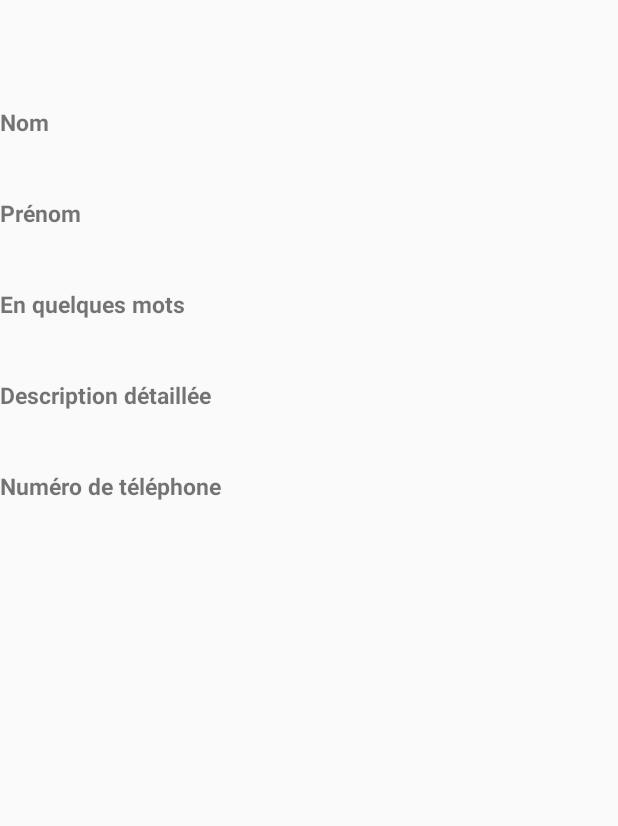
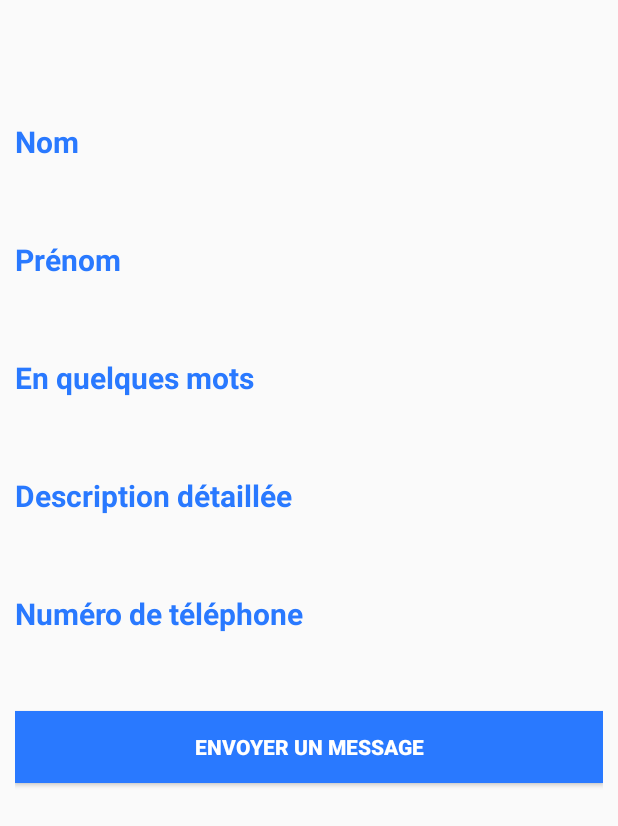
Before and after one commit to wanghanting/ihm-android, an Android app: the other_user screen opened directly, with no data from a screen before it, on a phone screen of 412 x 824 dp. Shown: the top 826 px of the screen. Run offline under Robolectric (Android 15) with nearby library versions, the phone set to English and light mode, and no system bars.

Commit message:
Renommage + Ajout du numéro de tel dans profil

```diff
--- a/app/src/main/AndroidManifest.xml
+++ b/app/src/main/AndroidManifest.xml
@@ -18,7 +18,7 @@
         android:supportsRtl="true"
         android:theme="@style/AppTheme">
         <activity android:name=".other_user"></activity>
-        <activity android:name=".type_aliment" />
+        <activity android:name=".other_user_singleGrid" />
         <activity android:name=".Profile" />
         <activity android:name=".Register" />
         <activity android:name=".ReadMess" />
--- a/app/src/main/java/com/example/ihm_android/MainActivity.java
+++ b/app/src/main/java/com/example/ihm_android/MainActivity.java
@@ -21,10 +21,7 @@ import android.os.Bundle;
 import android.provider.CalendarContract;
 import android.provider.Settings;
 import android.support.annotation.NonNull;
-import android.support.annotation.RequiresApi;
-import android.support.design.widget.FloatingActionButton;
 import android.support.design.widget.NavigationView;
-import android.support.design.widget.Snackbar;
 import android.support.v4.app.ActivityCompat;
 import android.support.v4.app.NotificationCompat;
 import android.support.v4.content.ContextCompat;
@@ -309,7 +306,7 @@ public class MainActivity extends AppCompatActivity implements NavigationView.On
             @Override
             public void onClick(View v) {
                 Intent intent = new Intent();
-                intent.setClass(MainActivity.this, type_aliment.class);
+                intent.setClass(MainActivity.this, other_user_singleGrid.class);
                 startActivity(intent);
             }
         });
--- a/app/src/main/java/com/example/ihm_android/CustomGrid.java
+++ b/app/src/main/java/com/example/ihm_android/Other_user_customGrid.java
@@ -10,14 +10,14 @@ import android.widget.TextView;
 
 import java.util.ArrayList;
 
-public class CustomGrid extends BaseAdapter{
+public class Other_user_customGrid extends BaseAdapter{
     private Context mContext;
     //private final String[] web;
     private final ArrayList<String> user;
     //private final int[] Imageid;
     private final ArrayList<Integer> Imageid;
 
-    public CustomGrid(Context c, ArrayList<String> user,ArrayList<Integer> Imageid ) {
+    public Other_user_customGrid(Context c, ArrayList<String> user, ArrayList<Integer> Imageid ) {
         mContext = c;
         this.Imageid = Imageid;
         this.user = user;
@@ -52,7 +52,7 @@ public class CustomGrid extends BaseAdapter{
         if (convertView == null) {
 
             grid = new View(mContext);
-            grid = inflater.inflate(R.layout.activity_single_grid, null);
+            grid = inflater.inflate(R.layout.activity_other_user_single_grid, null);
             TextView textView = (TextView) grid.findViewById(R.id.grid_text);
             ImageView imageView = (ImageView)grid.findViewById(R.id.grid_image);
             //textView.setText(web[position]);
--- a/app/src/main/java/com/example/ihm_android/Profile.java
+++ b/app/src/main/java/com/example/ihm_android/Profile.java
@@ -41,7 +41,7 @@ public class Profile extends AppCompatActivity implements View.OnClickListener {
     protected static Uri tempUri;
     Button bHome;
     Button button_avatars;
-    EditText etLastName, etFirstName, etShortDescription, etLongDescription;
+    EditText etLastName, etFirstName, etShortDescription, etLongDescription, etNumeroTel;
     ImageView imageView_avatars;
     Data data;
 
@@ -58,6 +58,7 @@ public class Profile extends AppCompatActivity implements View.OnClickListener {
         etFirstName = (EditText) findViewById(R.id.etFirstName);
         etShortDescription = (EditText) findViewById(R.id.etShortDescription);
         etLongDescription = (EditText) findViewById(R.id.etLongDescription);
+        etNumeroTel = (EditText) findViewById(R.id.etNumeroTel);
         button_avatars = (Button) findViewById(R.id.button_avatars);
         imageView_avatars = (ImageView) findViewById(R.id.imageView_avatars);
 
@@ -135,6 +136,7 @@ public class Profile extends AppCompatActivity implements View.OnClickListener {
                 data.user.setFirstName(etFirstName.getText().toString());
                 data.user.setSmallDescription(etShortDescription.getText().toString());
                 data.user.setLongDescription(etLongDescription.getText().toString());
+                data.user.setNumeroTel(etNumeroTel.getText().toString());
                 startActivity(new Intent(this, MainActivity.class));
                 break;
         }
@@ -173,6 +175,7 @@ public class Profile extends AppCompatActivity implements View.OnClickListener {
         etFirstName.setText(user.getFirstName());
         etShortDescription.setText(user.getSmallDescription());
         etLongDescription.setText(user.getLongDescription());
+        etNumeroTel.setText(user.getNumeroTel());
     }
 
 
--- a/app/src/main/java/com/example/ihm_android/User.java
+++ b/app/src/main/java/com/example/ihm_android/User.java
@@ -37,6 +37,8 @@ public class User {
     public void setFirstName(String firstName){this.firstName = firstName;}
     public void setSmallDescription(String smallDescription){this.smallDescription = smallDescription;}
     public void setLongDescription(String longDescription){this.longDescription = longDescription;}
+    public void setNumeroTel(String numeroTel){this.numeroTel =numeroTel;}
+
 
     public String getUsername() {return username;}
     public String getPassword(){return password;}
--- a/app/src/main/java/com/example/ihm_android/other_user.java
+++ b/app/src/main/java/com/example/ihm_android/other_user.java
@@ -3,6 +3,7 @@ package com.example.ihm_android;
 import android.content.Intent;
 import android.support.v7.app.AppCompatActivity;
 import android.os.Bundle;
+import android.widget.Button;
 import android.widget.TextView;
 
 public class other_user extends AppCompatActivity {
@@ -13,11 +14,12 @@ public class other_user extends AppCompatActivity {
     TextView etShortDescriptionFollower;
     TextView etLongDescriptionFollower;
     TextView tvNumeroTel;
+    Button bSendMessage;
 
     @Override
     protected void onCreate(Bundle savedInstanceState) {
         super.onCreate(savedInstanceState);
-        setContentView(R.layout.activity_other_user);
+        setContentView(R.layout.activity_other_users_profil);
 
         Intent intent = getIntent();
         String username = intent.getStringExtra("username");
@@ -33,6 +35,7 @@ public class other_user extends AppCompatActivity {
         etShortDescriptionFollower = (TextView) findViewById(R.id.etShortDescriptionFollower);
         etLongDescriptionFollower = (TextView) findViewById(R.id.etLongDescriptionFollower);
         tvNumeroTel = (TextView) findViewById(R.id.tvNumeroTel);
+        bSendMessage = (Button) findViewById(R.id.bSendMessage);
 
 
         tvUserNameFollower.setText(username);
--- a/app/src/main/res/layout/activity_single_grid.xml
+++ b/app/src/main/res/layout/activity_other_user_single_grid.xml
@@ -18,7 +18,7 @@
         android:layout_marginTop="5dp"
         android:textStyle="bold"
         android:textColor="#2979ff"
-        android:textSize="25dp" >
+        android:textSize="20dp" >
     </TextView>
 
 </LinearLayout>
--- a/app/src/main/res/layout/activity_other_user.xml
+++ b/app/src/main/res/layout/activity_other_users_profil.xml
@@ -5,6 +5,7 @@
     android:layout_width="match_parent"
     android:layout_height="match_parent"
     android:orientation="vertical"
+    android:padding="10dp"
     tools:context=".other_user">
 
     <TextView
@@ -23,71 +24,88 @@
         android:layout_height="wrap_content"
         android:layout_marginBottom="10dp"
         android:text="Nom"
+        android:textColor="#2979ff"
         android:textStyle="bold"
-        android:textSize="15dp"/>
+        android:textSize="20dp" />
 
     <TextView
         android:id="@+id/etLastNameFollower"
         android:layout_width="180dp"
         android:layout_height="wrap_content"
-        android:layout_marginBottom="10dp" />
+        android:layout_marginBottom="20dp"
+        android:textSize="15dp" />
 
     <TextView
         android:layout_width="wrap_content"
         android:layout_height="wrap_content"
         android:layout_marginBottom="10dp"
         android:text="Prénom"
+        android:textColor="#2979ff"
         android:textStyle="bold"
-        android:textSize="15dp"/>
+        android:textSize="20dp"/>
 
     <TextView
         android:id="@+id/etFirstNameFollower"
         android:layout_width="180dp"
         android:layout_height="wrap_content"
-        android:layout_marginBottom="10dp" />
+        android:layout_marginBottom="20dp"
+        android:textSize="15dp" />
 
     <TextView
         android:layout_width="wrap_content"
         android:layout_height="wrap_content"
         android:layout_marginBottom="10dp"
         android:text="En quelques mots"
+        android:textColor="#2979ff"
         android:textStyle="bold"
-        android:textSize="15dp"/>
+        android:textSize="20dp"/>
 
     <TextView
         android:id="@+id/etShortDescriptionFollower"
         android:layout_width="match_parent"
         android:layout_height="wrap_content"
-        android:layout_marginBottom="10dp" />
+        android:layout_marginBottom="20dp"
+        android:textSize="15dp" />
 
     <TextView
         android:layout_width="wrap_content"
         android:layout_height="wrap_content"
         android:layout_marginBottom="10dp"
         android:text="Description détaillée"
+        android:textColor="#2979ff"
         android:textStyle="bold"
-        android:textSize="15dp"/>
+        android:textSize="20dp"/>
 
     <TextView
         android:id="@+id/etLongDescriptionFollower"
         android:layout_width="match_parent"
         android:layout_height="wrap_content"
-        android:layout_marginBottom="10dp"
-        android:ems="10" />
+        android:layout_marginBottom="20dp"
+        android:textSize="15dp" />
 
     <TextView
         android:layout_width="wrap_content"
         android:layout_height="wrap_content"
         android:layout_marginBottom="10dp"
         android:text="Numéro de téléphone"
+        android:textColor="#2979ff"
         android:textStyle="bold"
-        android:textSize="15dp"/>
+        android:textSize="20dp"/>
 
     <TextView
         android:id="@+id/tvNumeroTel"
         android:layout_width="match_parent"
         android:layout_height="wrap_content"
-        android:layout_marginBottom="10dp"
-        android:ems="10" />
+        android:layout_marginBottom="20dp"
+        android:textSize="15dp" />
+
+    <Button
+        android:id="@+id/bSendMessage"
+        android:layout_width="match_parent"
+        android:layout_height="wrap_content"
+        android:text="Envoyer un message"
+        android:background="#2979ff"
+        android:textColor="#ffffff"
+        android:textStyle="bold" />
 
 </LinearLayout>
--- a/app/src/main/res/layout/activity_type_aliment.xml
+++ b/app/src/main/res/layout/activity_type_aliment.xml
@@ -5,7 +5,7 @@
     android:orientation="vertical"
     android:layout_width="match_parent"
     android:layout_height="match_parent"
-    tools:context=".type_aliment">
+    tools:context=".other_user_singleGrid">
 
     <TextView
         android:layout_width="match_parent"
```
Also changed, not shown: app/src/main/java/com/example/ihm_android/Data.java (+13 -13 lines), app/src/main/java/com/example/ihm_android/other_user_singleGrid.java (renamed from app/src/main/java/com/example/ihm_android/type_aliment.java, +4 -12 lines), app/src/main/res/layout/activity_profile.xml (+12 -0 lines).
